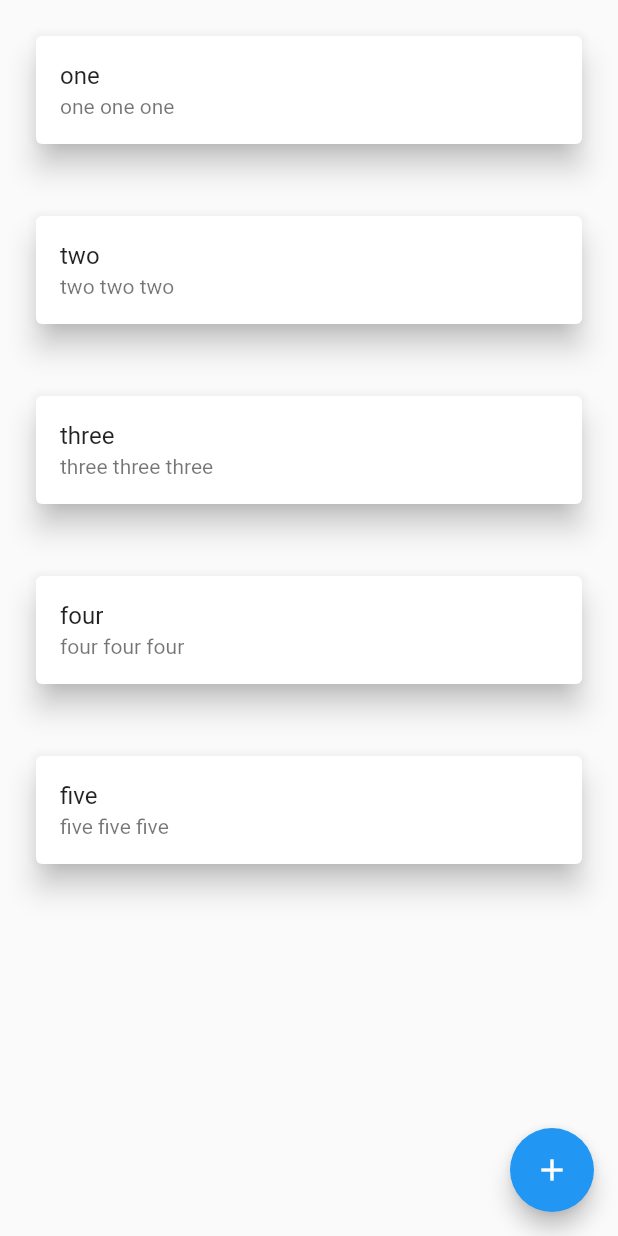
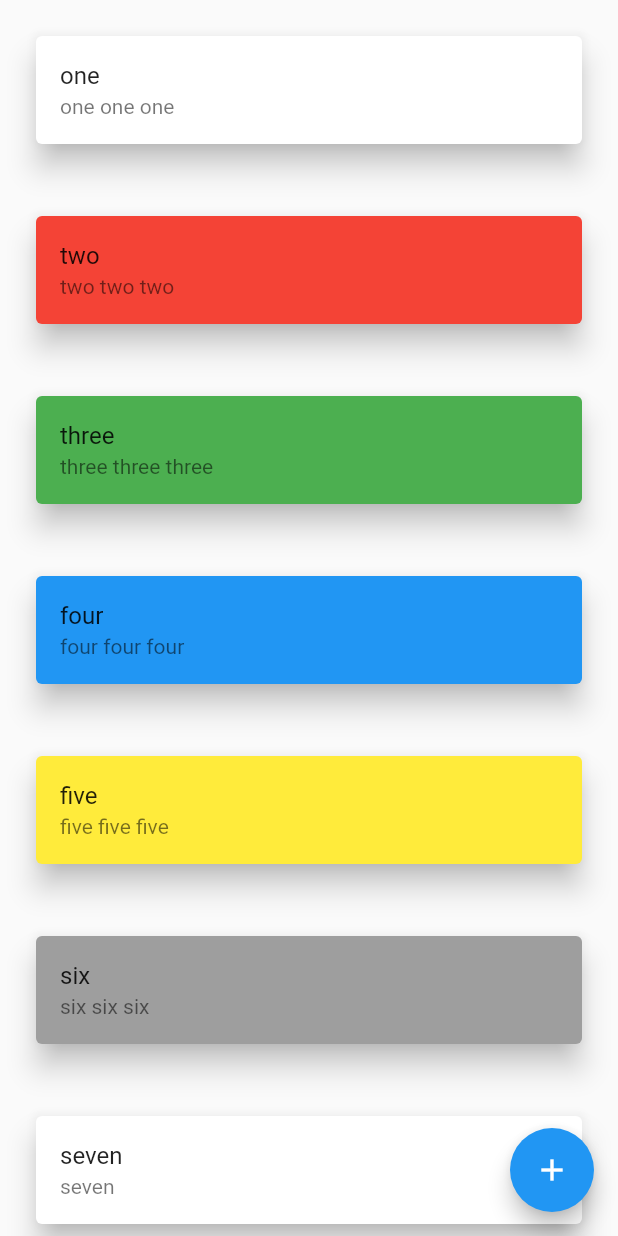
Before and after one commit to omelchenkoaleks/flutter_book, a Flutter app: the NotesList screen opened directly, on a phone screen of 412 x 824 dp. Run offline on Flutter 3.47's test engine with Material 2 defaults, Android fonts, the phone set to English and light mode, and no system bars.

Commit message:
Color Cards

```diff
--- a/lib/notes/notes_list.dart
+++ b/lib/notes/notes_list.dart
@@ -3,11 +3,13 @@ import '../notes/notes_model.dart';
 
 // mock
 List<Note> notesList = [
-  Note('one', 'one one one'),
-  Note('two', 'two two two'),
-  Note('three', 'three three three'),
-  Note('four', 'four four four'),
-  Note('five', 'five five five'),
+  Note(1, 'one', 'one one one', 'white'),
+  Note(2, 'two', 'two two two', 'red'),
+  Note(3, 'three', 'three three three', 'green'),
+  Note(4, 'four', 'four four four', 'blue'),
+  Note(5, 'five', 'five five five', 'yellow'),
+  Note(6, 'six', 'six six six', 'grey'),
+  Note(7, 'seven', 'seven', 'white'),
 ];
 
 class NotesList extends StatelessWidget {
@@ -28,10 +30,20 @@ class NotesList extends StatelessWidget {
       body: ListView.builder(
           itemCount: notesList.length,
           itemBuilder: (context, int index) {
+            Color color = Colors.white;
+            switch (notesList[index].color) {
+              case "red" : color = Colors.red; break;
+              case "green" : color = Colors.green; break;
+              case "blue" : color = Colors.blue; break;
+              case "yellow" : color = Colors.yellow; break;
+              case "grey" : color = Colors.grey; break;
+              case "purple" : color = Colors.purple; break;
+            }
             return Container(
               padding: const EdgeInsets.fromLTRB(20, 20, 20, 20),
               child: Card(
                 elevation: 8,
+                color: color,
                 child: ListTile(
                   title: Text(notesList[index].title),
                   subtitle: Text(notesList[index].content),
--- a/lib/notes/notes_model.dart
+++ b/lib/notes/notes_model.dart
@@ -4,5 +4,5 @@ class Note {
   String content = '';
   String color = '';
 
-  Note(this.title, this.content);
+  Note(this.id, this.title, this.content, this.color);
 }
```
